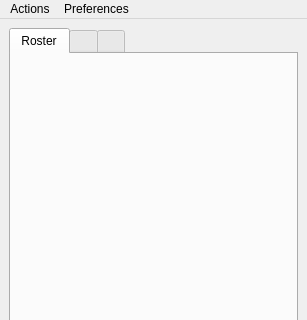
xmpp-graveyard/jabbim, file widgets/mainWindow.ui: the form before one commit; both pictures show x 0 to 307 and y 0 to 320 of the 307 by 694 pixel window.
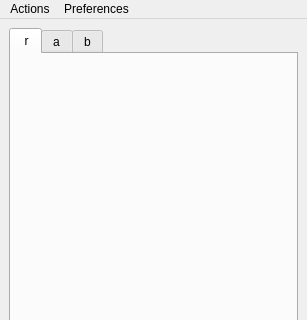
The form after the commit. The open tabs and pages were chosen to show the change. Icons and pictures are not drawn.

Diff of the .ui file:
```diff
--- a/widgets/mainWindow.ui
+++ b/widgets/mainWindow.ui
@@ -204,6 +204,12 @@
           </property>
           <widget class="QWidget" name="rosterTab" >
            <attribute name="title" >
+            <string> r</string>
+           </attribute>
+           <attribute name="icon" >
+            <iconset>images/16x16/categories/system-users.png</iconset>
+           </attribute>
+           <attribute name="toolTip" >
             <string>Roster</string>
            </attribute>
            <layout class="QGridLayout" >
@@ -220,7 +226,7 @@
           </widget>
           <widget class="QWidget" name="tab" >
            <attribute name="title" >
-            <string> </string>
+            <string>a</string>
            </attribute>
            <attribute name="icon" >
             <iconset>images/16x16/actions/add-user.png</iconset>
@@ -383,7 +389,7 @@
           </widget>
           <widget class="QWidget" name="bookmarksTab" >
            <attribute name="title" >
-            <string> </string>
+            <string>b</string>
            </attribute>
            <attribute name="icon" >
             <iconset>images/16x16/categories/bookmarks.png</iconset>
```
Left out of the diff: 8 changed lines with no effect on the pictures.
